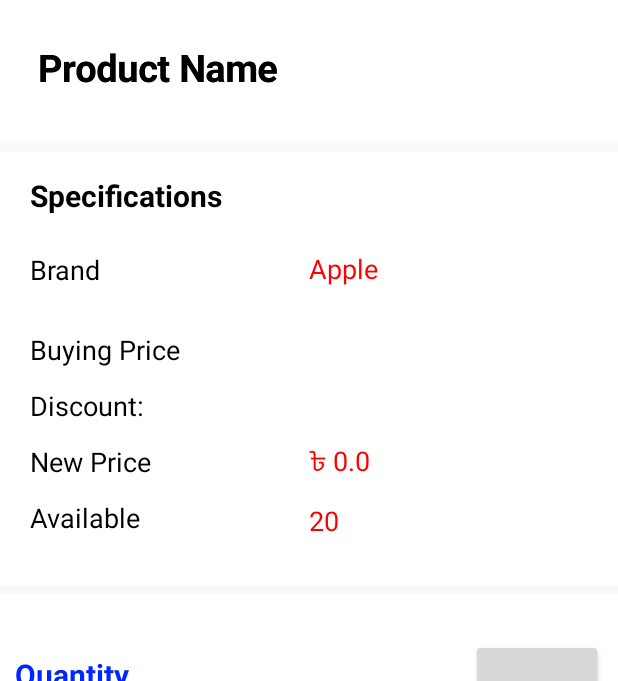
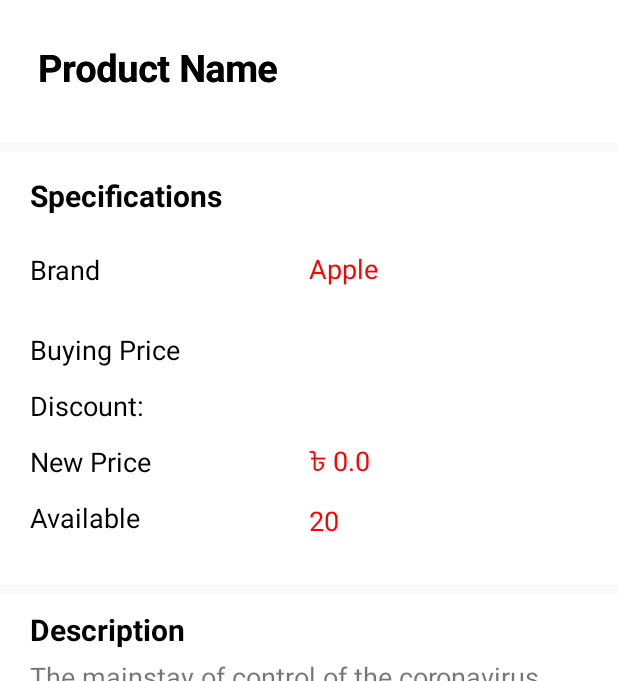
Before and after one commit to Amimul1234/OWOShopkeeperPanel, an Android app: the ProductDetailsActivity screen opened directly, with no data from a screen before it, on a phone screen of 412 x 824 dp, the part 555-1236 px from its top. Run offline under Robolectric (Android 15) with nearby library versions, the phone set to English and light mode, and no system bars; libraries missing offline, so code that uses them is left out: com.cepheuen.elegantnumberbutton; plain views replace ElegantNumberButton; pictures from the network do not load; 9 statements that could not run were skipped.

Commit message:
Semi done :)

```diff
--- a/app/src/main/res/layout/activity_product_details.xml
+++ b/app/src/main/res/layout/activity_product_details.xml
@@ -256,11 +256,44 @@
                 android:layout_marginTop="25dp"
                 android:background="#F9F9F9"/>
 
+            <TextView
+                android:layout_width="match_parent"
+                android:layout_height="wrap_content"
+                android:text="@string/description"
+                android:layout_marginStart="20dp"
+                android:textSize="20sp"
+                android:textAlignment="textStart"
+                android:layout_marginTop="10dp"
+                android:textColor="@color/black"
+                android:textStyle="bold"
+                />
+
+
+            <TextView
+                android:id="@+id/product_description_details"
+                android:layout_width="match_parent"
+                android:layout_height="wrap_content"
+                android:text="@string/mobile_description"
+                android:textSize="18sp"
+                android:layout_marginStart="20dp"
+                android:layout_marginEnd="8dp"
+                android:textAlignment="textStart"
+                android:layout_marginTop="5dp"
+                android:layout_marginBottom="10dp"
+                />
+
+            <View
+                android:layout_width="match_parent"
+                android:layout_height="6dp"
+                android:layout_marginTop="5dp"
+                android:background="#F9F9F9"/>
+
 
             <RelativeLayout
                 android:layout_width="match_parent"
                 android:layout_height="wrap_content"
                 android:layout_marginTop="20dp"
+                android:layout_marginStart="20dp"
                 >
 
                 <TextView
@@ -269,7 +302,7 @@
                     android:text="@string/quantity"
                     android:textAlignment="center"
                     android:textStyle="bold"
-                    android:textColor="@color/blue"
+                    android:textColor="@color/black"
                     android:layout_margin="10dp"
                     android:layout_alignParentStart="true"
                     android:layout_centerVertical="true"
@@ -282,45 +315,21 @@
                     android:layout_margin="10dp"
                     app:initialNumber="1"
                     android:elevation="5dp"
-                    app:textSize="10sp"
-                    app:backGroundColor="@color/blue"
+                    app:textSize="12sp"
+                    app:backGroundColor="@color/white"
+                    app:textColor="@color/black"
                     android:layout_alignParentEnd="true"
                     android:layout_centerVertical="true"
                     />
-
             </RelativeLayout>
 
-            <View
-                android:layout_width="match_parent"
-                android:layout_height="6dp"
-                android:layout_marginTop="5dp"
-                android:background="#F9F9F9"/>
-
-            <TextView
-                android:id="@+id/product_description_details"
-                android:layout_width="match_parent"
-                android:layout_height="wrap_content"
-                android:padding="20dp"
-                android:textColor="#000000"
-                android:text="@string/mobile_description"
-                android:textSize="20sp"
-                android:background="@color/white"
-                android:textAlignment="textStart"
-                android:layout_marginTop="5dp"
-                />
-
-            <View
-                android:layout_width="match_parent"
-                android:layout_height="6dp"
-                android:layout_marginTop="5dp"
-                android:background="#F9F9F9"/>
 
             <Button
                 android:id="@+id/add_to_cart_button"
                 android:layout_width="match_parent"
                 android:layout_height="wrap_content"
                 android:layout_marginTop="10dp"
-                android:layout_marginBottom="45dp"
+                android:layout_marginBottom="20dp"
                 android:layout_marginStart="25dp"
                 android:layout_marginEnd="25dp"
                 android:background="@drawable/buttons_blue"
@@ -330,6 +339,13 @@
                 android:textColor="@color/white"
                 />
 
+
+            <View
+                android:layout_width="match_parent"
+                android:layout_height="6dp"
+                android:layout_marginTop="5dp"
+                android:background="#F9F9F9"/>
+
         </LinearLayout>
 
     </androidx.core.widget.NestedScrollView>
--- a/app/src/main/res/values/strings.xml
+++ b/app/src/main/res/values/strings.xml
@@ -20,32 +20,10 @@
     <string name="call">Call us now</string>
 
 
-    <string name="mobile_description">Cell phone redirects here. For the film, see Cell Phone (film).
-        Handphone redirects here. For the film, see Headphone (film).
-        For the modern mobile phone, see Smartphone.
+    <string name="mobile_description">
+        The mainstay of control of the coronavirus disease 2019 (Covid-19) pandemic is vaccination against severe acute respiratory syndrome coronavirus 2 (SARS-CoV-2). Within a year, several vaccines have been developed and millions of doses delivered. Reporting of adverse events is a critical postmarketing activity.
 
-        Evolution of mobile phones, to an early smartphone
-        A mobile phone, cellular phone, cell phone, cellphone
-        or hand phone, sometimes shortened to simply mobile,
-        cell or just phone, is a portable telephone that can
-        make and receive calls over a radio frequency link
-        while the user is moving within a telephone service area.
-        The radio frequency link establishes a connection to the
-        switching systems of a mobile phone operator,
-        which provides access to the public switched telephone
-        network (PSTN). Modern mobile telephone services use a
-        cellular network architecture and, therefore, mobile telephones
-        are called cellular telephones or cell phones in North America.
-        In addition to telephony, digital mobile phones (2G) support a
-        variety of other services, such as text messaging, MMS, email
-        , Internet access, short-range wireless communications (infrared, Bluetooth)
-        , business applications, video games and digital photography.
-        Mobile phones offering only those capabilities are known as feature phones;
-        mobile phones which offer greatly advanced computing capabilities are referred to as smartphones.
-
-        The development of metal-oxide-semiconductor (MOS) large-scale integration (LSI) technology,
-        information theory and cellular networking led to the development of affordable mobile
-        communications
+We report findings in 23 patients who presented with thrombosis and thrombocytopenia 6 to 24 days after receiving the first dose of the ChAdOx1 nCoV-19 vaccine (AstraZeneca). On the basis of their clinical and laboratory features, we identify a novel underlying mechanism and address the therapeutic implications.
     </string>
 
     <string name="mobile_number">Mobile Number</string>
@@ -217,5 +195,6 @@
     <string name="logout">Logout</string>
     <string name="e_loan">e-loan</string>
     <string name="specifications">Specifications</string>
+    <string name="description">Description</string>
 
 </resources>
```
